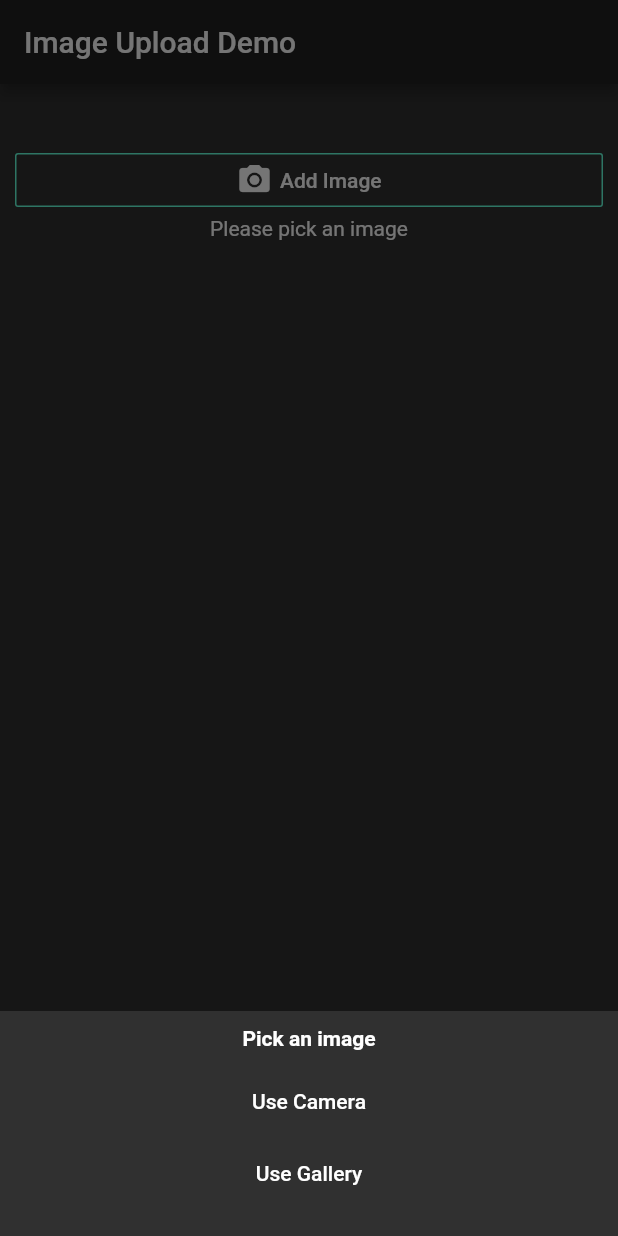
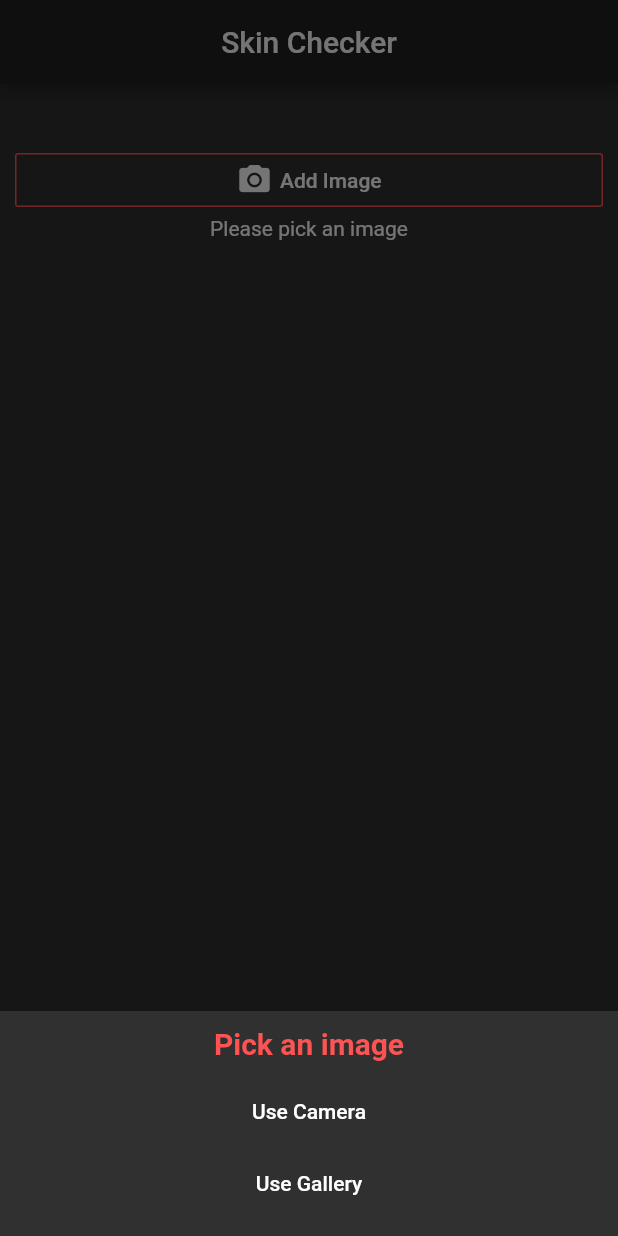
Before and after one commit to Sutiksh/skin_checker, a Flutter app: the screen it shows after launch, after a tap on "Add Image", on a phone screen of 412 x 824 dp. Run offline on Flutter 3.47's test engine with Material 2 defaults, Android fonts, the phone set to English and light mode, and no system bars; our stand-ins replace camera, image_picker, toast.

Commit message:
Almost done

```diff
--- a/lib/pages/home_screen.dart
+++ b/lib/pages/home_screen.dart
@@ -1,11 +1,12 @@
 import 'package:flutter/material.dart';
 import 'dart:io';
-import 'package:camera/camera.dart';
 import 'package:image_picker/image_picker.dart';
 import 'dart:async';
 import 'dart:convert';
-import 'package:skin_checker/pages/take_picture_screen.dart';
-import 'package:skin_checker/pages/pick_image.dart';
+import 'package:mime/mime.dart';
+import 'package:http_parser/http_parser.dart';
+import 'package:toast/toast.dart';
+import 'package:http/http.dart' as http;
 
 class HomeScreen extends StatefulWidget {
   @override
@@ -17,6 +18,24 @@ class _HomeScreenState extends State<HomeScreen> {
 
   // To track the file uploading state
   bool _isUploading = false;
+
+
+  void _getImage(BuildContext context, ImageSource source) async {
+    File image = await ImagePicker.pickImage(source: source);
+    setState(() {
+      _imageFile = image;
+    });
+    // Closes the bottom sheet
+    Navigator.pop(context);
+  }
+
+
+//  void _resetState() {
+//    setState(() {
+//      _isUploading = false;
+//      _imageFile = null;
+//    });
+//  }
 
   void _openImagePickerModal(BuildContext context) {
     final flatButtonColor = Theme.of(context).primaryColor;
@@ -31,21 +50,30 @@ class _HomeScreenState extends State<HomeScreen> {
               children: <Widget>[
                 Text(
                   'Pick an image',
-                  style: TextStyle(fontWeight: FontWeight.bold),
+                  style: TextStyle(
+                      fontWeight: FontWeight.bold,
+                      color: Colors.redAccent,
+                      fontSize: 20),
                 ),
                 SizedBox(
                   height: 10.0,
                 ),
                 FlatButton(
                   textColor: flatButtonColor,
-                  child: Text('Use Camera',style: TextStyle(color: Colors.white),),
+                  child: Text(
+                    'Use Camera',
+                    style: TextStyle(color: Colors.white),
+                  ),
                   onPressed: () {
                     _getImage(context, ImageSource.camera);
                   },
                 ),
                 FlatButton(
                   textColor: flatButtonColor,
-                  child: Text('Use Gallery',style: TextStyle(color: Colors.white),),
+                  child: Text(
+                    'Use Gallery',
+                    style: TextStyle(color: Colors.white),
+                  ),
                   onPressed: () {
                     _getImage(context, ImageSource.gallery);
                   },
@@ -70,9 +98,9 @@ class _HomeScreenState extends State<HomeScreen> {
         child: RaisedButton(
           child: Text('Upload'),
           onPressed: () {
-//            _startUploading();
+            _startUploading();
           },
-          color: Colors.pinkAccent,
+          color: Colors.redAccent,
           textColor: Colors.white,
         ),
       );
@@ -80,20 +108,14 @@ class _HomeScreenState extends State<HomeScreen> {
     return btnWidget;
   }
 
-  void _getImage(BuildContext context, ImageSource source) async {
-    File image = await ImagePicker.pickImage(source: source);
-    setState(() {
-      _imageFile = image;
-    });
-    // Closes the bottom sheet
-    Navigator.pop(context);
-  }
 
-    @override
+
+  @override
   Widget build(BuildContext context) {
     return Scaffold(
       appBar: AppBar(
-        title: Text('Image Upload Demo'),
+        title: Text('Skin Checker'),
+        centerTitle: true,
       ),
       body: Column(
         children: <Widget>[
@@ -101,8 +123,7 @@ class _HomeScreenState extends State<HomeScreen> {
             padding: const EdgeInsets.only(top: 40.0, left: 10.0, right: 10.0),
             child: OutlineButton(
               onPressed: () => _openImagePickerModal(context),
-              borderSide:
-                  BorderSide(color: Theme.of(context).accentColor, width: 1.0),
+              borderSide: BorderSide(color: Colors.redAccent, width: 1.0),
               child: Row(
                 mainAxisAlignment: MainAxisAlignment.center,
                 children: <Widget>[
--- a/pubspec.yaml
+++ b/pubspec.yaml
@@ -24,6 +24,8 @@ dependencies:
   path: any
   image_picker: any
   mime: any
+  http: any
+  toast: any
 
   # The following adds the Cupertino Icons font to your application.
   # Use with the CupertinoIcons class for iOS style icons.
```
Also changed, not shown: pubspec.lock.
